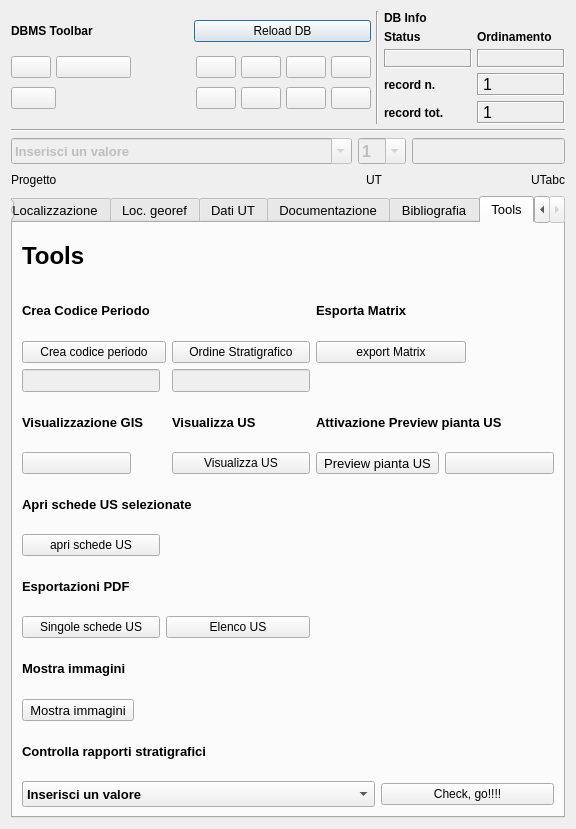
This is pyarchinit_dev20130710/modules/gui/pyarchinit_UT_ui.ui in pyarchinit/pyarchinit_218 as Qt 5 draws it before an edit. The edited form follows.
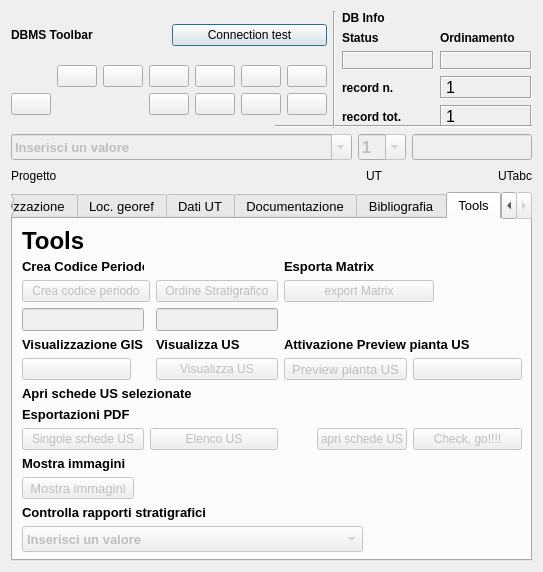
This is the edited form. The open tabs and pages were chosen to show the change. Icons and pictures are not drawn.

Diff of the .ui file:
```diff
--- a/pyarchinit_dev20130710/modules/gui/pyarchinit_UT_ui.ui
+++ b/pyarchinit_dev20130710/modules/gui/pyarchinit_UT_ui.ui
@@ -6,8 +6,8 @@
    <rect>
     <x>0</x>
     <y>0</y>
-    <width>576</width>
-    <height>829</height>
+    <width>543</width>
+    <height>572</height>
    </rect>
   </property>
   <property name="minimumSize">
@@ -23,33 +23,13 @@
    <iconset>
     <normaloff>:/images/iconPAI.png</normaloff>:/images/iconPAI.png</iconset>
   </property>
-  <layout class="QGridLayout" name="gridLayout_18">
-   <item row="0" column="1">
-    <layout class="QGridLayout" name="gridLayout_10">
-     <item row="0" column="0">
-      <layout class="QVBoxLayout" name="verticalLayout_4">
-       <property name="spacing">
-        <number>-1</number>
-       </property>
-       <item>
-        <layout class="QVBoxLayout" name="verticalLayout_3">
-         <item>
-          <layout class="QVBoxLayout" name="verticalLayout" stretch="0,0">
-           <property name="spacing">
-            <number>5</number>
-           </property>
-           <property name="sizeConstraint">
-            <enum>QLayout::SetFixedSize</enum>
-           </property>
-           <property name="topMargin">
-            <number>0</number>
-           </property>
-           <item>
+  <layout class="QGridLayout" name="gridLayout_15">
+   <item row="0" column="0" rowspan="2" colspan="2">
             <layout class="QHBoxLayout" name="horizontalLayout">
              <item>
-              <layout class="QGridLayout" name="gridLayout_2">
+      <layout class="QGridLayout" name="gridLayout_3">
                <item row="0" column="0">
-                <widget class="QLabel" name="label_29">
+        <widget class="QLabel" name="label_34">
                  <property name="font">
                   <font>
                    <weight>75</weight>
@@ -62,16 +42,16 @@
                 </widget>
                </item>
                <item row="0" column="1">
-                <widget class="QPushButton" name="pushButton_connect">
+        <widget class="QPushButton" name="pushButton_connect_2">
                  <property name="text">
-                  <string>Reload DB</string>
+          <string>Connection test</string>
                  </property>
                 </widget>
                </item>
                <item row="1" column="0" colspan="2">
-                <layout class="QGridLayout" name="gridLayout">
-                 <item row="0" column="0">
-                  <widget class="QPushButton" name="pushButton_first_rec">
+        <layout class="QGridLayout" name="gridLayout_4">
+         <item row="0" column="5">
+          <widget class="QPushButton" name="pushButton_first_rec_2">
                    <property name="toolTip">
                     <string>First rec</string>
                    </property>
@@ -84,22 +64,8 @@
                    </property>
                   </widget>
                  </item>
-                 <item row="0" column="1" colspan="2">
-                  <widget class="QPushButton" name="pushButton_prev_rec">
-                   <property name="toolTip">
-                    <string>Prev rec</string>
-                   </property>
-                   <property name="text">
-                    <string/>
-                   </property>
-                   <property name="icon">
-                    <iconset>
-                     <normaloff>:/images/4_leftArrow.png</normaloff>:/images/4_leftArrow.png</iconset>
-                   </property>
-                  </widget>
-                 </item>
-                 <item row="0" column="4">
-                  <widget class="QPushButton" name="pushButton_next_rec">
+         <item row="0" column="7">
+          <widget class="QPushButton" name="pushButton_next_rec_2">
                    <property name="toolTip">
                     <string>Next rec</string>
                    </property>
@@ -112,8 +78,8 @@
                    </property>
                   </widget>
                  </item>
-                 <item row="0" column="5">
-                  <widget class="QPushButton" name="pushButton_last_rec">
+         <item row="0" column="8">
+          <widget class="QPushButton" name="pushButton_last_rec_2">
                    <property name="toolTip">
                     <string>Last rec</string>
                    </property>
@@ -126,8 +92,8 @@
                    </property>
                   </widget>
                  </item>
-                 <item row="0" column="6">
-                  <widget class="QPushButton" name="pushButton_new_rec">
+         <item row="0" column="9">
+          <widget class="QPushButton" name="pushButton_new_rec_2">
                    <property name="font">
                     <font>
                      <pointsize>9</pointsize>
@@ -145,8 +111,8 @@
                    </property>
                   </widget>
                  </item>
-                 <item row="0" column="7">
-                  <widget class="QPushButton" name="pushButton_save">
+         <item row="0" column="10">
+          <widget class="QPushButton" name="pushButton_save_2">
                    <property name="font">
                     <font>
                      <pointsize>9</pointsize>
@@ -167,40 +133,8 @@
                    </property>
                   </widget>
                  </item>
-                 <item row="1" column="0" colspan="2">
-                  <widget class="QPushButton" name="pushButton_delete">
-                   <property name="font">
-                    <font>
-                     <pointsize>9</pointsize>
-                    </font>
-                   </property>
-                   <property name="toolTip">
-                    <string>Delete record</string>
-                   </property>
-                   <property name="text">
-                    <string/>
-                   </property>
-                   <property name="icon">
-                    <iconset>
-                     <normaloff>:/images/delete.png</normaloff>:/images/delete.png</iconset>
-                   </property>
-                  </widget>
-                 </item>
-                 <item row="1" column="2">
-                  <spacer name="horizontalSpacer">
-                   <property name="orientation">
-                    <enum>Qt::Horizontal</enum>
-                   </property>
-                   <property name="sizeHint" stdset="0">
-                    <size>
-                     <width>70</width>
-                     <height>30</height>
-                    </size>
-                   </property>
-                  </spacer>
-                 </item>
-                 <item row="1" column="4">
-                  <widget class="QPushButton" name="pushButton_new_search">
+         <item row="1" column="7">
+          <widget class="QPushButton" name="pushButton_new_search_2">
                    <property name="font">
                     <font>
                      <pointsize>9</pointsize>
@@ -218,8 +152,8 @@
                    </property>
                   </widget>
                  </item>
-                 <item row="1" column="5">
-                  <widget class="QPushButton" name="pushButton_search_go">
+         <item row="1" column="8">
+          <widget class="QPushButton" name="pushButton_search_go_2">
                    <property name="font">
                     <font>
                      <pointsize>9</pointsize>
@@ -237,8 +171,8 @@
                    </property>
                   </widget>
                  </item>
-                 <item row="1" column="6">
-                  <widget class="QPushButton" name="pushButton_sort">
+         <item row="1" column="9">
+          <widget class="QPushButton" name="pushButton_sort_2">
                    <property name="font">
                     <font>
                      <pointsize>9</pointsize>
@@ -256,8 +190,8 @@
                    </property>
                   </widget>
                  </item>
-                 <item row="1" column="7">
-                  <widget class="QPushButton" name="pushButton_view_all">
+         <item row="1" column="10">
+          <widget class="QPushButton" name="pushButton_view_all_2">
                    <property name="font">
                     <font>
                      <pointsize>9</pointsize>
@@ -275,18 +209,41 @@
                    </property>
                   </widget>
                  </item>
-                 <item row="0" column="3">
-                  <spacer name="horizontalSpacer_2">
-                   <property name="orientation">
-                    <enum>Qt::Horizontal</enum>
-                   </property>
-                   <property name="sizeHint" stdset="0">
-                    <size>
-                     <width>60</width>
-                     <height>20</height>
-                    </size>
-                   </property>
-                  </spacer>
+         <item row="1" column="2">
+          <widget class="QPushButton" name="pushButton_delete_2">
+           <property name="enabled">
+            <bool>true</bool>
+           </property>
+           <property name="font">
+            <font>
+             <pointsize>9</pointsize>
+            </font>
+           </property>
+           <property name="toolTip">
+            <string>Delete record</string>
+           </property>
+           <property name="text">
+            <string/>
+           </property>
+           <property name="icon">
+            <iconset resource="resources.qrc">
+             <normaloff>:/images/delete.png</normaloff>:/images/delete.png</iconset>
+           </property>
+          </widget>
+         </item>
+         <item row="0" column="6">
+          <widget class="QPushButton" name="pushButton_prev_rec_2">
+           <property name="toolTip">
+            <string>Prev rec</string>
+           </property>
+           <property name="text">
+            <string/>
+           </property>
+           <property name="icon">
+            <iconset resource="resources.qrc">
+             <normaloff>:/images/4_leftArrow.png</normaloff>:/images/4_leftArrow.png</iconset>
+           </property>
+          </widget>
                  </item>
                 </layout>
                </item>
@@ -318,7 +275,7 @@
                 </widget>
                </item>
                <item row="1" column="0">
-                <layout class="QGridLayout" name="gridLayout_4">
+        <layout class="QGridLayout" name="gridLayout_10">
                  <item row="0" column="1">
                   <widget class="QLabel" name="label_43">
                    <property name="font">
@@ -413,7 +370,7 @@
                   </widget>
                  </item>
                  <item row="0" column="0">
-                  <widget class="QLabel" name="label_34">
+          <widget class="QLabel" name="label_35">
                    <property name="font">
                     <font>
                      <pointsize>9</pointsize>
@@ -432,7 +389,7 @@
                 </layout>
                </item>
                <item row="2" column="0">
-                <layout class="QGridLayout" name="gridLayout_3">
+        <layout class="QGridLayout" name="gridLayout_14">
                  <item row="0" column="0">
                   <widget class="QLabel" name="label_27">
                    <property name="font">
@@ -529,7 +486,7 @@
              </item>
             </layout>
            </item>
-           <item>
+   <item row="1" column="1">
             <widget class="Line" name="line_8">
              <property name="font">
               <font>
@@ -542,9 +499,7 @@
              </property>
             </widget>
            </item>
-          </layout>
-         </item>
-         <item>
+   <item row="2" column="0" colspan="2">
           <layout class="QVBoxLayout" name="verticalLayout_2">
            <item>
             <layout class="QHBoxLayout" name="horizontalLayout_2">
@@ -786,14 +741,10 @@
            </item>
           </layout>
          </item>
-        </layout>
-       </item>
-       <item>
+   <item row="3" column="0">
         <layout class="QGridLayout" name="gridLayout_6"/>
        </item>
-      </layout>
-     </item>
-     <item row="1" column="0">
+   <item row="4" column="0" colspan="2">
       <widget class="QTabWidget" name="tabWidget_ut">
        <property name="font">
         <font>
@@ -2057,6 +2008,9 @@
          </item>
          <item row="2" column="0" colspan="2">
           <widget class="QPushButton" name="pushButton_crea_codice_periodo">
+         <property name="enabled">
+          <bool>false</bool>
+         </property>
            <property name="maximumSize">
             <size>
              <width>150</width>
@@ -2082,6 +2036,9 @@
          </item>
          <item row="2" column="2">
           <widget class="QPushButton" name="pushButton_orderLayers">
+         <property name="enabled">
+          <bool>false</bool>
+         </property>
            <property name="font">
             <font>
              <pointsize>9</pointsize>
@@ -2094,6 +2051,9 @@
          </item>
          <item row="2" column="3" colspan="3">
           <widget class="QPushButton" name="pushButton_export_matrix">
+         <property name="enabled">
+          <bool>false</bool>
+         </property>
            <property name="maximumSize">
             <size>
              <width>150</width>
@@ -2172,6 +2132,9 @@
          </item>
          <item row="5" column="0">
           <widget class="QToolButton" name="toolButtonGis">
+         <property name="enabled">
+          <bool>false</bool>
+         </property>
            <property name="minimumSize">
             <size>
              <width>109</width>
@@ -2207,6 +2170,9 @@
          </item>
          <item row="5" column="2">
           <widget class="QPushButton" name="pushButton_showLayer">
+         <property name="enabled">
+          <bool>false</bool>
+         </property>
            <property name="font">
             <font>
              <pointsize>9</pointsize>
@@ -2226,6 +2192,9 @@
          </item>
          <item row="5" column="3" colspan="2">
           <widget class="QToolButton" name="toolButtonPreview">
+         <property name="enabled">
+          <bool>false</bool>
+         </property>
            <property name="toolTip">
             <string/>
            </property>
@@ -2255,6 +2224,9 @@
          </item>
          <item row="5" column="5">
           <widget class="QToolButton" name="toolButtonPan">
+         <property name="enabled">
+          <bool>false</bool>
+         </property>
            <property name="minimumSize">
             <size>
              <width>109</width>
@@ -2301,25 +2273,6 @@
            </property>
           </widget>
          </item>
-         <item row="7" column="0">
-          <widget class="QPushButton" name="pushButton_showSelectedFeatures">
-           <property name="font">
-            <font>
-             <pointsize>9</pointsize>
-            </font>
-           </property>
-           <property name="toolTip">
-            <string>Show Selcted Features</string>
-           </property>
-           <property name="text">
-            <string>apri schede US</string>
-           </property>
-           <property name="icon">
-            <iconset>
-             <normaloff>:/images/sheet.png</normaloff>:/images/sheet.png</iconset>
-           </property>
-          </widget>
-         </item>
          <item row="8" column="0">
           <widget class="QLabel" name="label_41">
            <property name="font">
@@ -2335,6 +2288,9 @@
          </item>
          <item row="9" column="0">
           <widget class="QPushButton" name="pushButton_pdf_exp">
+         <property name="enabled">
+          <bool>false</bool>
+         </property>
            <property name="font">
             <font>
              <pointsize>9</pointsize>
@@ -2354,6 +2310,9 @@
          </item>
          <item row="9" column="1" colspan="2">
           <widget class="QPushButton" name="pushButton_exp_index_us">
+         <property name="enabled">
+          <bool>false</bool>
+         </property>
            <property name="font">
             <font>
              <pointsize>9</pointsize>
@@ -2383,6 +2342,9 @@
          </item>
          <item row="11" column="0">
           <widget class="QToolButton" name="toolButtonPreviewMedia">
+         <property name="enabled">
+          <bool>false</bool>
+         </property>
            <property name="minimumSize">
             <size>
              <width>109</width>
@@ -2417,7 +2379,7 @@
          <item row="13" column="0" colspan="4">
           <widget class="QComboBox" name="comboBox_sito_rappcheck">
            <property name="enabled">
-            <bool>true</bool>
+          <bool>false</bool>
            </property>
            <property name="minimumSize">
             <size>
@@ -2451,8 +2413,11 @@
            </item>
           </widget>
          </item>
-         <item row="13" column="4" colspan="2">
+       <item row="9" column="5">
           <widget class="QPushButton" name="pushButton_rapp_check">
+         <property name="enabled">
+          <bool>false</bool>
+         </property>
            <property name="font">
             <font>
              <pointsize>9</pointsize>
@@ -2470,13 +2435,33 @@
            </property>
           </widget>
          </item>
+       <item row="9" column="4">
+        <widget class="QPushButton" name="pushButton_showSelectedFeatures">
+         <property name="enabled">
+          <bool>false</bool>
+         </property>
+         <property name="font">
+          <font>
+           <pointsize>9</pointsize>
+          </font>
+         </property>
+         <property name="toolTip">
+          <string>Show Selcted Features</string>
+         </property>
+         <property name="text">
+          <string>apri schede US</string>
+         </property>
+         <property name="icon">
+          <iconset resource="resources.qrc">
+           <normaloff>:/images/sheet.png</normaloff>:/images/sheet.png</iconset>
+         </property>
+        </widget>
+       </item>
         </layout>
        </widget>
       </widget>
      </item>
     </layout>
-   </item>
-  </layout>
  </widget>
  <resources/>
  <connections/>
```
Left out of the diff: 72 changed lines with no effect on the pictures. Lines whose indentation alone changed are shown as unchanged.
